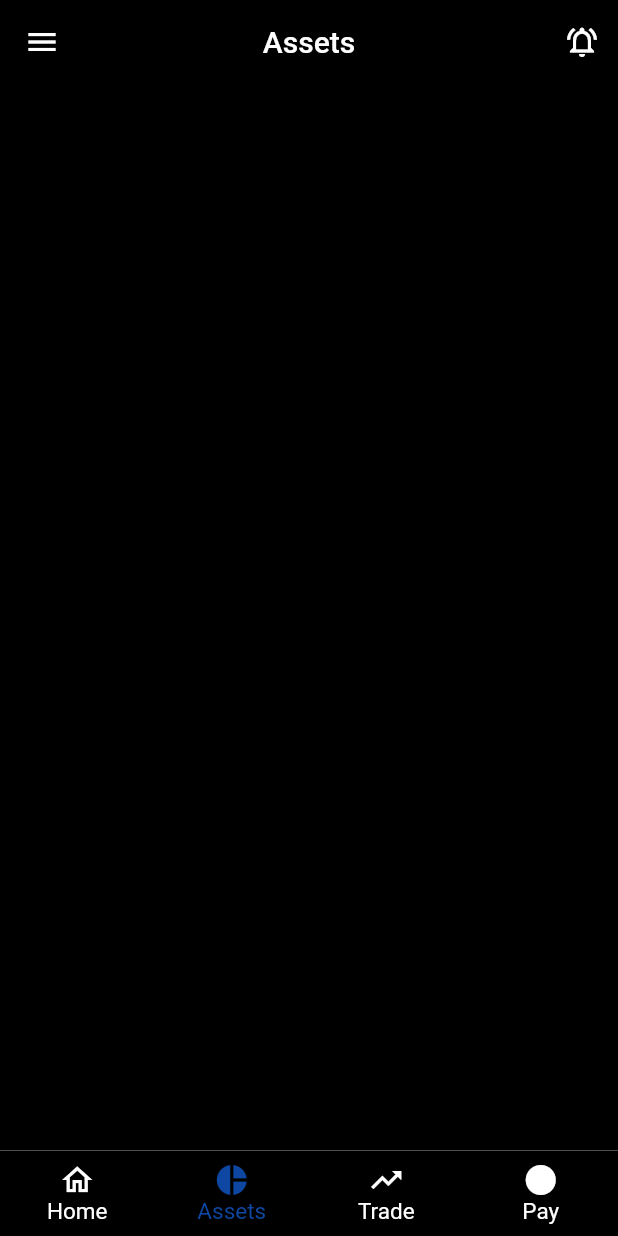
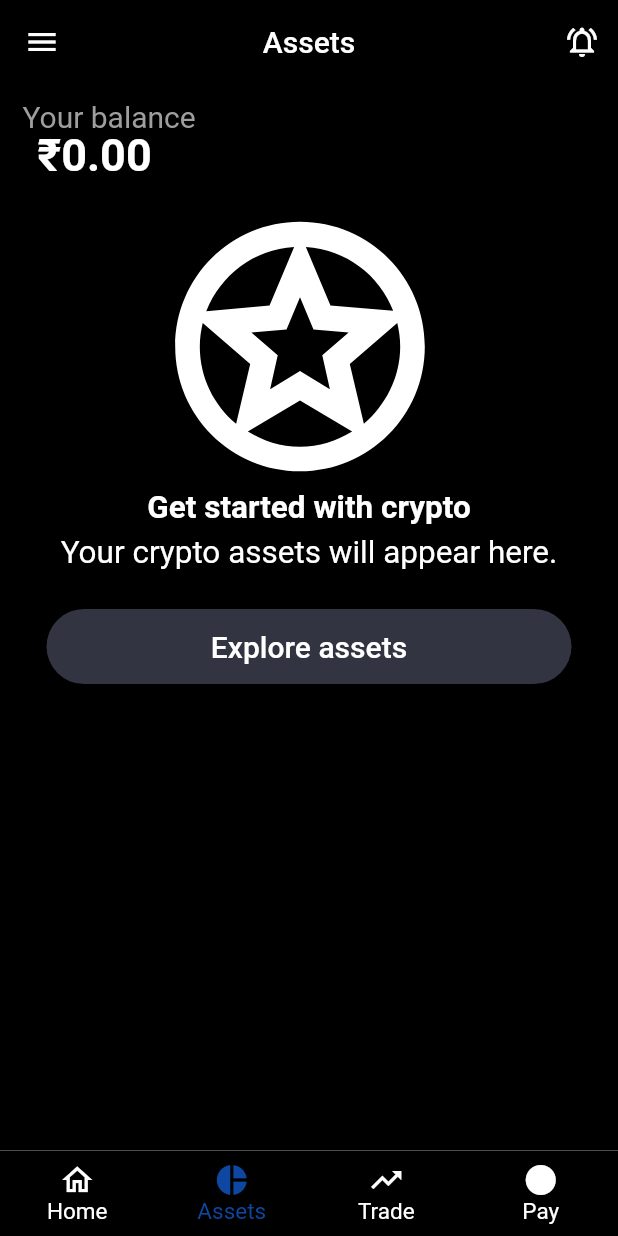
Before and after one commit to RustyRishii/CoinbaseClone, a Flutter app: the screen it shows after launch, item 2 of the bottom bar chosen, on a phone screen of 412 x 824 dp. Run offline on Flutter 3.47's test engine with Material 2 defaults, Android fonts, the phone set to English and light mode, and no system bars; network calls fail.

Commit message:
Assets page done

```diff
--- a/coinbaseclone/lib/Assets.dart
+++ b/coinbaseclone/lib/Assets.dart
@@ -1,3 +1,4 @@
+import 'package:coinbaseclone/Trade.dart';
 import 'package:flutter/material.dart';
 import 'package:coinbaseclone/main.dart';
 import 'notifications.dart';
@@ -40,6 +41,93 @@ class _assetsState extends State<assets> {
         ),
       ),
       drawer: draw(),
+      body: Stack(
+        children: <Widget>[
+          Padding(
+            padding: const EdgeInsets.only(left: 15, top: 10),
+            child: Text(
+              "Your balance",
+              style: TextStyle(color: Colors.grey, fontSize: 20),
+            ),
+          ), //Your balance Text
+          Padding(
+            padding: const EdgeInsets.only(left: 25, top: 30),
+            child: Text(
+              "₹0.00",
+              style: TextStyle(
+                  color: Colors.white,
+                  fontSize: 30,
+                  fontWeight: FontWeight.bold),
+            ),
+          ),
+          Row(
+            children: const <Widget>[
+              Padding(
+                padding: EdgeInsets.fromLTRB(100, 75, 100, 0),
+                child: Icon(
+                  Icons.stars_outlined,
+                  color: Colors.white,
+                  size: 200,
+                ),
+              )
+            ],
+          ),
+          Padding(
+            padding: const EdgeInsets.fromLTRB(0, 270, 0, 0),
+            child: Row(
+              mainAxisAlignment: MainAxisAlignment.center,
+              children: [
+                const Text(
+                  "Get started with crypto",
+                  style: TextStyle(
+                      color: Colors.white,
+                      fontSize: 21,
+                      fontWeight: FontWeight.bold),
+                ),
+              ],
+            ),
+          ), //Get started with crypto Text
+          Padding(
+            padding: const EdgeInsets.fromLTRB(0, 300, 0, 0),
+            child: Row(
+              mainAxisAlignment: MainAxisAlignment.center,
+              children: [
+                const Text(
+                  "Your crypto assets will appear here.",
+                  style: TextStyle(color: Colors.white, fontSize: 21),
+                ),
+              ],
+            ),
+          ), //Your assets will appear here
+          Padding(
+            padding: const EdgeInsets.fromLTRB(0,350, 0, 0),
+            child: Row(
+              mainAxisAlignment: MainAxisAlignment.center,
+              children: [
+                ButtonTheme(
+                  minWidth: 350,
+                  height: 50,
+                  child: RaisedButton(
+                    onPressed: () {
+                      Navigator.push(
+                        context,
+                        MaterialPageRoute(builder: (context) => const trade()),
+                      );
+                    },
+                    child: const Text(
+                      "Explore assets",
+                      style: TextStyle(fontSize: 20, color: Colors.white),
+                    ),
+                    color: const Color.fromRGBO(50, 53, 65, 1),
+                    shape: const RoundedRectangleBorder(
+                        borderRadius: BorderRadius.all(Radius.circular(50))),
+                  ),
+                ),
+              ],
+            ),
+          ), //Your crypto assets will appear here. Text
+        ],
+      ),
       backgroundColor: Colors.black,
     );
   }
```
Also changed, not shown: coinbaseclone/pubspec.lock.
